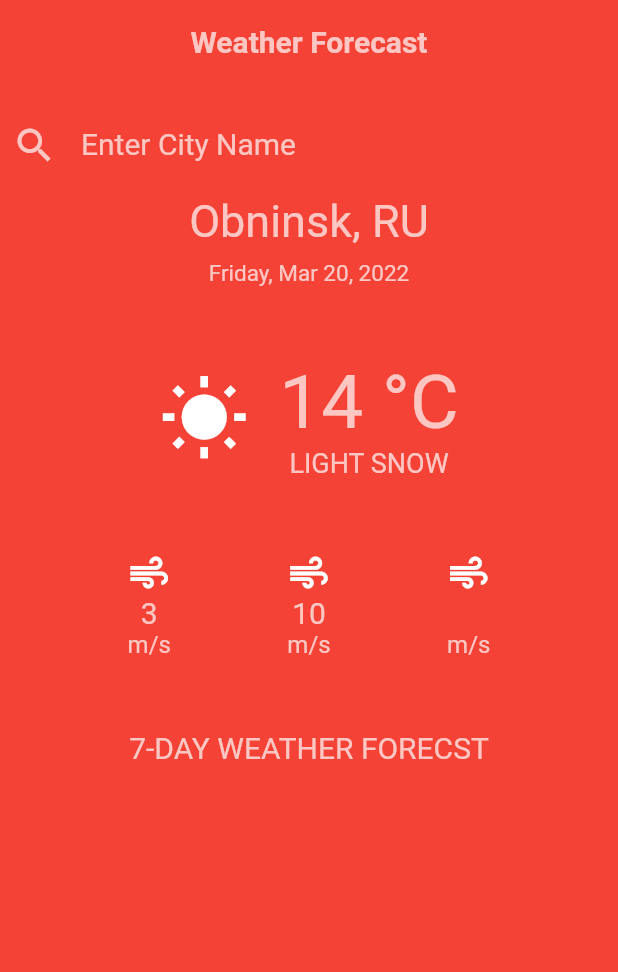
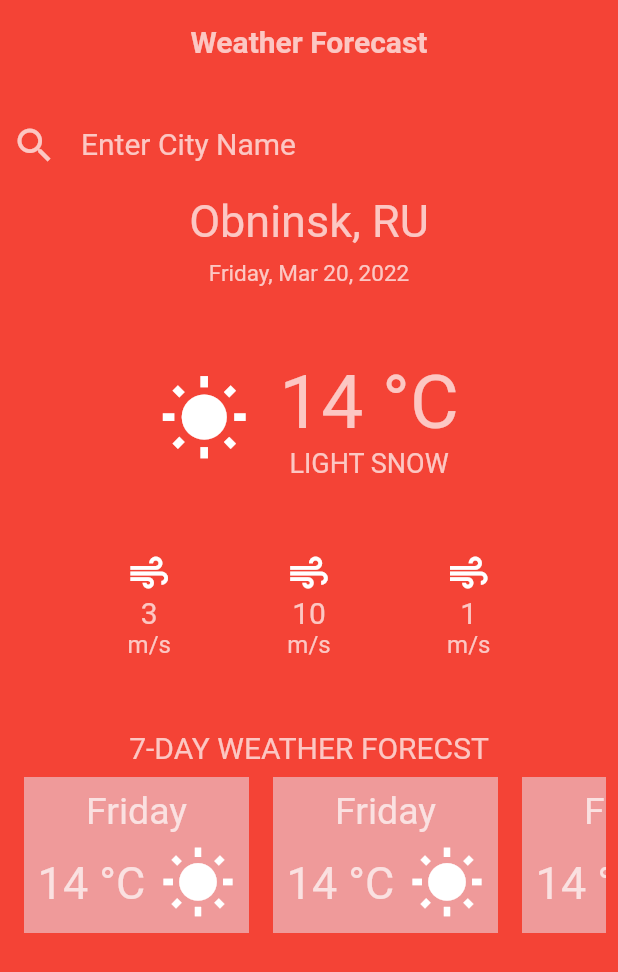
Before and after one commit to Aironsec/example_weather_pege, a Flutter app: the screen it shows after launch, on a phone screen of 412 x 824 dp. Shown: the top 972 px of the screen. Run offline on Flutter 3.47's test engine with Material 2 defaults, Android fonts, the phone set to English and light mode, and no system bars.

```diff
--- a/lib/main.dart
+++ b/lib/main.dart
@@ -1,3 +1,5 @@
+// ignore_for_file: prefer_const_literals_to_create_immutables
+
 import 'package:flutter/material.dart';
 
 void main() {
@@ -25,7 +27,7 @@ class WeatherPage extends StatelessWidget {
             ),
           ),
         ),
-        body: Padding(
+        body: SingleChildScrollView(
           padding: const EdgeInsets.all(8.0),
           child: Column(
             children: [
@@ -42,15 +44,53 @@ class WeatherPage extends StatelessWidget {
   }
 }
 
-Padding _futureWeather() {
-  return Padding(
-    padding: const EdgeInsets.only(top: 48),
-    child: Row(
-      mainAxisAlignment: MainAxisAlignment.center,
-      children: const [
-        Text(
-          '7-DAY WEATHER FORECST',
-          style: TextStyle(color: Colors.white70, fontSize: 20),
+Column _futureWeather() {
+  return Column(
+    mainAxisAlignment: MainAxisAlignment.center,
+    children: [
+      const SizedBox(height: 48),
+      const Text(
+        '7-DAY WEATHER FORECST',
+        style: TextStyle(color: Colors.white70, fontSize: 20),
+      ),
+      SizedBox(
+        height: 120,
+        child: ListView(
+          scrollDirection: Axis.horizontal,
+          children: [
+            _listItem(),
+            _listItem(),
+            _listItem(),
+            _listItem(),
+          ],
+        ),
+      ),
+    ],
+  );
+}
+
+Container _listItem() {
+  return Container(
+    margin: const EdgeInsets.all(8.0),
+    width: 150,
+    color: Colors.red[200],
+    child: Column(
+      mainAxisAlignment: MainAxisAlignment.spaceEvenly,
+      children: [
+        const Text(
+          'Friday',
+          style: TextStyle(color: Colors.white70, fontSize: 25),
+        ),
+        Row(
+          mainAxisAlignment: MainAxisAlignment.center,
+          children: [
+            const Text(
+              '14 °C',
+              style: TextStyle(color: Colors.white70, fontSize: 30),
+            ),
+            const SizedBox(width: 10),
+            const Icon(Icons.wb_sunny, color: Colors.white, size: 50),
+          ],
         ),
       ],
     ),
@@ -160,7 +200,7 @@ Row _propirtiesWeather() {
         children: const [
           Icon(Icons.air, color: Colors.white, size: 30),
           Text(
-            '',
+            '1',
             style: TextStyle(color: Colors.white70, fontSize: 20),
           ),
           Text(
```
